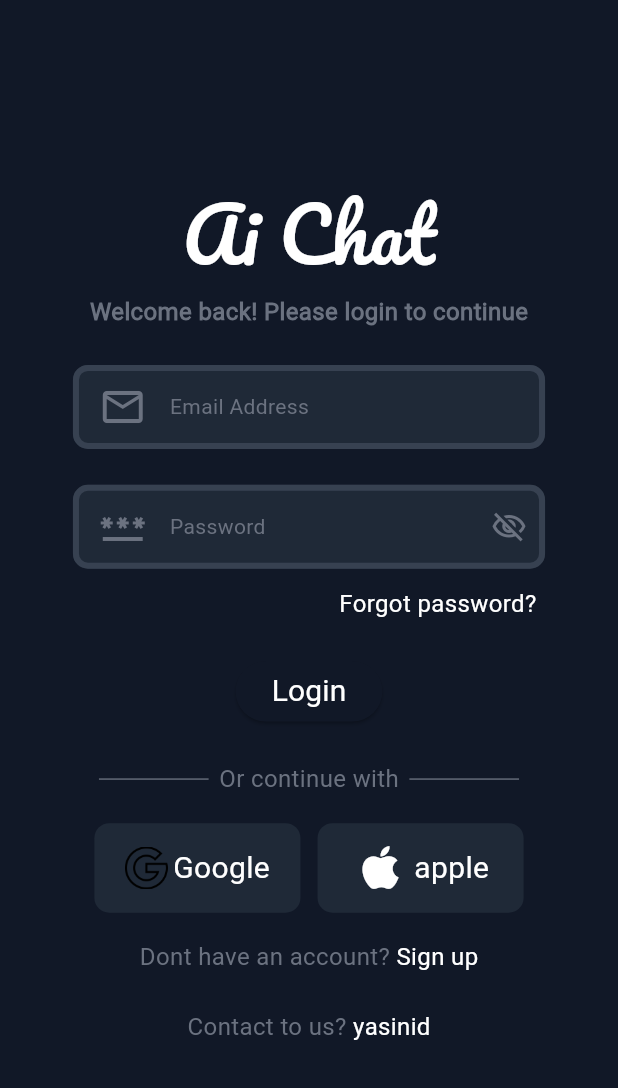
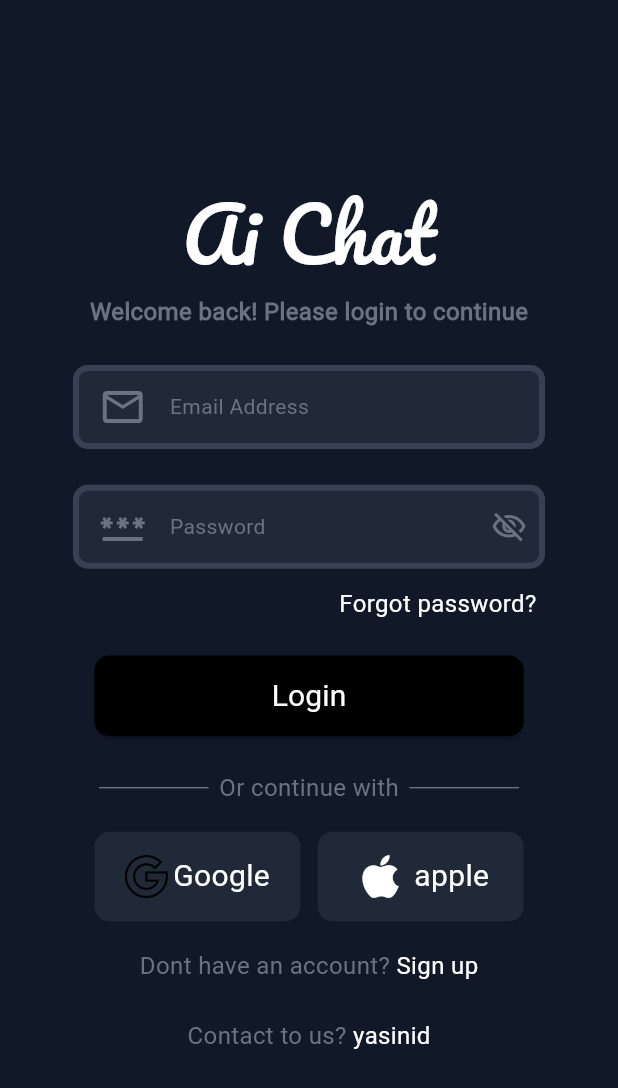
Before and after one commit to yasinowo/chatgpt-with-flutter, a Flutter app: the screen it shows after launch, on a phone screen of 412 x 824 dp. Shown: the top 1088 px of the screen. Run offline on Flutter 3.47's test engine with Material 3 defaults, Android fonts, the phone set to English and light mode, and no system bars; our stand-ins replace bloc, dio, flutter_bloc, flutter_screenutil, get_it, shared_preferences and 1 more; missing offline and left inert: stream_typewriter_text; accounts and stored records are empty.

Commit message:
update: login screen for dark theme and fonts

```diff
--- a/lib/widget/global/button_global.dart
+++ b/lib/components/button_global.dart
@@ -2,12 +2,13 @@
 
 import 'package:flutter/material.dart';
 import 'package:flutter_bloc/flutter_bloc.dart';
+import 'package:flutter_screenutil/flutter_screenutil.dart';
 import 'package:my_chat_gpt/bloc/auth/auth_bloc.dart';
 import 'package:my_chat_gpt/util/constants.dart';
 import 'package:my_chat_gpt/them/fonts_style.dart';
 
-class MyElevatedButton extends StatelessWidget {
-  const MyElevatedButton(
+class ElevatedButtonGlobal extends StatelessWidget {
+  const ElevatedButtonGlobal(
       {super.key,
       required this.text,
       required this.formKey,
@@ -21,7 +22,13 @@ class MyElevatedButton extends StatelessWidget {
   Widget build(BuildContext context) {
     final theme = Theme.of(context);
     return ElevatedButton(
-      style: theme.elevatedButtonTheme.style,
+      style: ElevatedButton.styleFrom(
+        minimumSize: Size(250.w, 45.h),
+        backgroundColor: theme.colorScheme.primaryContainer,
+        shape: RoundedRectangleBorder(
+          borderRadius: BorderRadius.all(Radius.circular(10)),
+        ),
+      ),
       onPressed: () {
         if (formKey.currentState?.validate() ?? false) {
           // اگر مقادیر تکست‌فیلدها درست بود، عملیات را ادامه بده
@@ -40,7 +47,7 @@ class MyElevatedButton extends StatelessWidget {
       },
       child: Text(
         text,
-        style: MyFonts.bodyMedium.copyWith(color: AppColor.white),
+        style: MyFonts.bodyMedium.copyWith(color: theme.colorScheme.tertiary),
       ),
     );
   }
--- a/lib/screens/chat_screen.dart
+++ b/lib/screens/chat_screen.dart
@@ -8,7 +8,7 @@ import 'package:my_chat_gpt/data/database/chat_database.dart';
 import 'package:my_chat_gpt/model/massage.dart';
 import 'package:my_chat_gpt/util/constants.dart';
 import 'package:my_chat_gpt/util/extentions.dart';
-import 'package:my_chat_gpt/widget/global/appbar_global.dart';
+import 'package:my_chat_gpt/components/appbar_global.dart';
 import 'package:stream_typewriter_text/stream_typewriter_text.dart';
 
 class ChatScreen extends StatefulWidget {
--- a/lib/screens/login_screen.dart
+++ b/lib/screens/login_screen.dart
@@ -7,9 +7,9 @@ import 'package:my_chat_gpt/screens/chat_screen.dart';
 import 'package:my_chat_gpt/them/fonts_style.dart';
 import 'package:my_chat_gpt/util/auth_manager.dart';
 import 'package:my_chat_gpt/util/constants.dart';
-import 'package:my_chat_gpt/widget/global/button_global.dart';
-import 'package:my_chat_gpt/widget/global/textfild_global.dart';
-import 'package:my_chat_gpt/widget/global/textfildpass_global.dart';
+import 'package:my_chat_gpt/components/button_global.dart';
+import 'package:my_chat_gpt/components/textfild_global.dart';
+import 'package:my_chat_gpt/components/textfildpass_global.dart';
 import 'package:url_launcher/url_launcher.dart';
 
 class LoginScreen extends StatefulWidget {
@@ -88,7 +88,7 @@ class _LoginScreenState extends State<LoginScreen> {
                     ),
                     Padding(
                       padding: EdgeInsets.symmetric(vertical: 20.w),
-                      child: MyElevatedButton(
+                      child: ElevatedButtonGlobal(
                         text: 'Login',
                         formKey: _formKey,
                         usernameController: usernameController,
--- a/lib/screens/register_screen.dart
+++ b/lib/screens/register_screen.dart
@@ -1,10 +1,10 @@
 import 'package:flutter/material.dart';
 import 'package:flutter_screenutil/flutter_screenutil.dart';
 import 'package:my_chat_gpt/util/constants.dart';
-import 'package:my_chat_gpt/widget/global/appbar_global.dart';
-import 'package:my_chat_gpt/widget/global/button_global.dart';
-import 'package:my_chat_gpt/widget/global/textfild_global.dart';
-import 'package:my_chat_gpt/widget/global/textfildpass_global.dart';
+import 'package:my_chat_gpt/components/appbar_global.dart';
+import 'package:my_chat_gpt/components/button_global.dart';
+import 'package:my_chat_gpt/components/textfild_global.dart';
+import 'package:my_chat_gpt/components/textfildpass_global.dart';
 
 class RegisterScreen extends StatefulWidget {
   const RegisterScreen({super.key});
@@ -82,7 +82,7 @@ class _RegisterScreenState extends State<RegisterScreen> {
                     ),
                     Padding(
                       padding: EdgeInsets.symmetric(vertical: 20.w),
-                      child: MyElevatedButton(
+                      child: ElevatedButtonGlobal(
                         text: 'Sign Up',
                         formKey: _formKey,
                       ),
--- a/lib/them/dark_mode.dart
+++ b/lib/them/dark_mode.dart
@@ -9,5 +9,5 @@ ThemeData darkMode = ThemeData(
       inversePrimary: Color(0xff1F2937), // متن‌های معمولی و دکمه‌های غیرفعال
       onSurface: Color(0xff6B7280), // متن‌های قوی‌تر
       shadow: Color(0xff030712), // سایه‌ها
-  ),
+      primaryContainer: Colors.black),
 );
```
Also changed, not shown: lib/components/appbar_global.dart (renamed from lib/widget/global/appbar_global.dart), lib/components/textfild_global.dart (renamed from lib/widget/global/textfild_global.dart), lib/components/textfildpass_global.dart (renamed from lib/widget/global/textfildpass_global.dart). Lines whose indentation alone changed are shown as unchanged.
